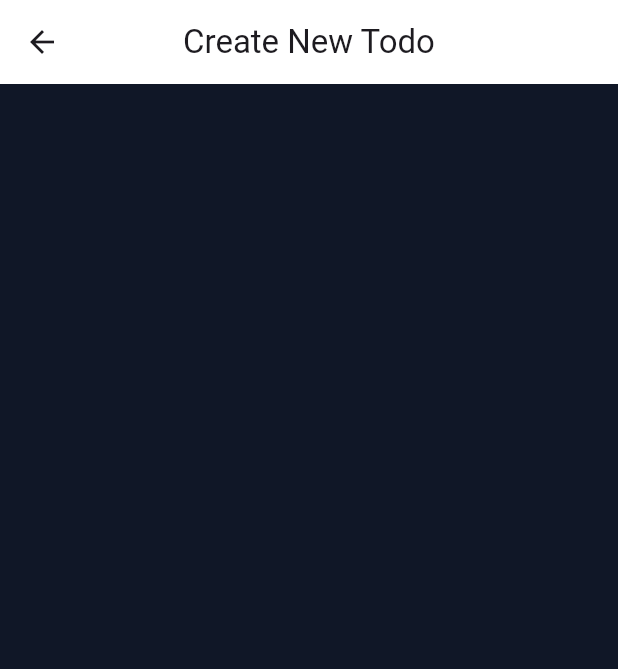
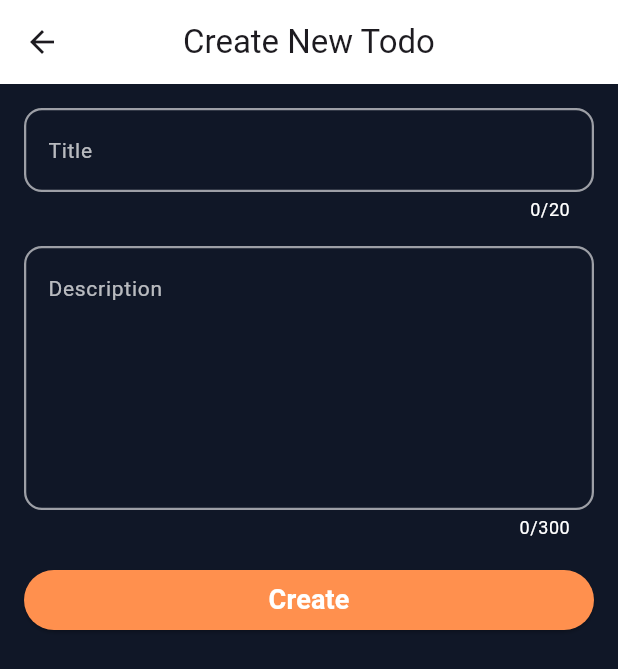
Before and after one commit to sajidrec/flutter_rootx_todo_app, a Flutter app: the screen it shows after launch, after a tap on the "add" icon, on a phone screen of 412 x 824 dp. Shown: the top 669 px of the screen. Run offline on Flutter 3.47's test engine with Material 3 defaults, Android fonts, the phone set to English and light mode, and no system bars; our stand-ins replace get, shimmer_animation.

Commit message:
Build create/update task page UI and integrate with GetX
This commit introduces the UI for creating and updating tasks and integrates it with GetX for navigation and data passing.

Key changes:
- Created `CreateUpdateTaskPage` with a form for title and description.
- Added input fields for title (max 20 chars) and description (max 300 chars, 6 lines).
- Included a dynamic button ("Create" or "Update") based on the action.
- Implemented `TextEditingController` for input fields and `GlobalKey<FormState>` for form management.
- Disposed controllers in `dispose()` method.
- Passed `buttonText` ("Create" or "Update") as an argument via GetX navigation to `CreateUpdateTaskPage`.
- Updated `AppPages` to accept `buttonText` for `CreateUpdateTaskPage`.
- Modified navigation in `HomePage`:
    - Floating Action Button now passes "Create New Todo" as `appbarTitle` and "Create" as `buttonText`.
    - Edit icon button now passes "Update Todo" as `appbarTitle` and "Update" as `buttonText`.
- Enhanced `AppTheme` with custom `InputDecorationTheme` for consistent styling of text form fields, including:
    - Filled background with a subtle dark color.
    - Semi-transparent white hint text.
    - Primary orange label text.
    - Custom border styles for enabled, focused, error, and focused error states.

```diff
--- a/lib/presentation/create_update_task/pages/create_update_task_page.dart
+++ b/lib/presentation/create_update_task/pages/create_update_task_page.dart
@@ -1,21 +1,97 @@
 import 'package:flutter/material.dart';
+import 'package:rootxsoftware_todo_app/theme/app_colors.dart';
 
 class CreateUpdateTaskPage extends StatefulWidget {
-  const CreateUpdateTaskPage({super.key, required this.appbarTitle});
+  const CreateUpdateTaskPage({
+    super.key,
+    required this.appbarTitle,
+    required this.buttonText,
+  });
 
   final String appbarTitle;
+  final String buttonText;
 
   @override
   State<CreateUpdateTaskPage> createState() => _CreateUpdateTaskPageState();
 }
 
 class _CreateUpdateTaskPageState extends State<CreateUpdateTaskPage> {
+  final _formKey = GlobalKey<FormState>();
+  final TextEditingController _titleTEC = TextEditingController();
+  final TextEditingController _descriptionTEC = TextEditingController();
+
+  @override
+  void dispose() {
+    _titleTEC.dispose();
+    _descriptionTEC.dispose();
+    super.dispose();
+  }
+
   @override
   Widget build(BuildContext context) {
     return SafeArea(
       child: Scaffold(
         appBar: AppBar(title: Text(widget.appbarTitle), centerTitle: true),
-        body: SingleChildScrollView(child: Column(children: [])),
+        body: SingleChildScrollView(
+          child: Padding(
+            padding: const EdgeInsets.all(16.0),
+            child: Column(
+              children: [
+                Form(
+                  key: _formKey,
+                  child: Column(
+                    children: [
+                      TextFormField(
+                        style: TextStyle(color: AppColors.primaryWhite),
+                        controller: _titleTEC,
+                        cursorColor: AppColors.primaryWhite,
+                        decoration: InputDecoration(
+                          hintText: "Title",
+                          counterStyle: TextStyle(
+                            color: AppColors.primaryWhite,
+                          ),
+                        ),
+                        maxLength: 20,
+                      ),
+                      const SizedBox(height: 16),
+                      TextFormField(
+                        controller: _descriptionTEC,
+                        style: TextStyle(color: AppColors.primaryWhite),
+                        cursorColor: AppColors.primaryWhite,
+                        decoration: InputDecoration(
+                          hintText: "Description",
+                          counterStyle: TextStyle(
+                            color: AppColors.primaryWhite,
+                          ),
+                        ),
+                        maxLines: 6,
+                        maxLength: 300,
+                      ),
+                      const SizedBox(height: 16),
+                      SizedBox(
+                        width: double.infinity,
+                        child: ElevatedButton(
+                          style: ElevatedButton.styleFrom(
+                            backgroundColor: AppColors.primaryOrange,
+                            foregroundColor: AppColors.primaryWhite,
+                          ),
+                          onPressed: () {},
+                          child: Text(
+                            widget.buttonText,
+                            style: TextStyle(
+                              fontSize: 18,
+                              fontWeight: FontWeight.bold,
+                            ),
+                          ),
+                        ),
+                      ),
+                    ],
+                  ),
+                ),
+              ],
+            ),
+          ),
+        ),
       ),
     );
   }
--- a/lib/presentation/home/pages/home_page.dart
+++ b/lib/presentation/home/pages/home_page.dart
@@ -74,7 +74,15 @@ class HomePage extends StatelessWidget {
             icon: Icon(Icons.delete, color: AppColors.primaryWhite),
           ),
           IconButton(
-            onPressed: () {},
+            onPressed: () {
+              Get.toNamed(
+                AppRoutes.createUpdateRoute,
+                arguments: {
+                  "appbarTitle": "Update Todo",
+                  "buttonText": "Update",
+                },
+              );
+            },
             icon: Icon(Icons.edit, color: AppColors.primaryWhite),
           ),
           IconButton(
@@ -110,7 +118,10 @@ class HomePage extends StatelessWidget {
         onTap: () {
           Get.toNamed(
             AppRoutes.createUpdateRoute,
-            arguments: {"appbarTitle": "Create New Todo"},
+            arguments: {
+              "appbarTitle": "Create New Todo",
+              "buttonText": "Create",
+            },
           );
         },
         child: CircleAvatar(
--- a/lib/routes/app_pages.dart
+++ b/lib/routes/app_pages.dart
@@ -11,7 +11,7 @@ class AppPages {
     GetPage(
       name: AppRoutes.createUpdateRoute,
       page: () =>
-          CreateUpdateTaskPage(appbarTitle: Get.arguments['appbarTitle']),
+          CreateUpdateTaskPage(appbarTitle: Get.arguments['appbarTitle'], buttonText: Get.arguments['buttonText'],),
     ),
   ];
 }
--- a/lib/theme/app_theme.dart
+++ b/lib/theme/app_theme.dart
@@ -6,5 +6,44 @@ class AppTheme {
   static ThemeData getThemeData = ThemeData(
     scaffoldBackgroundColor: AppColors.primaryDark,
     appBarTheme: AppBarTheme(backgroundColor: AppColors.primaryWhite),
+    inputDecorationTheme: InputDecorationTheme(
+      filled: true,
+      fillColor: AppColors.primaryDark.withAlpha(20),
+
+      // subtle dark fill
+      hintStyle: TextStyle(
+        color: AppColors.primaryWhite.withAlpha(180),
+        // semi-transparent white
+        fontSize: 14,
+      ),
+      labelStyle: TextStyle(
+        color: AppColors.primaryOrange,
+        fontWeight: FontWeight.w600,
+      ),
+
+      enabledBorder: OutlineInputBorder(
+        borderRadius: BorderRadius.circular(12),
+        borderSide: BorderSide(
+          color: AppColors.primaryWhite.withAlpha(150),
+          width: 1.5,
+        ),
+      ),
+      focusedBorder: OutlineInputBorder(
+        borderRadius: BorderRadius.circular(12),
+        borderSide: BorderSide(color: AppColors.primaryOrange, width: 2),
+      ),
+      errorBorder: OutlineInputBorder(
+        borderRadius: BorderRadius.circular(12),
+        borderSide: BorderSide(
+          color: AppColors.primaryOrange.withAlpha(200),
+          // using primaryOrange for errors
+          width: 1.5,
+        ),
+      ),
+      focusedErrorBorder: OutlineInputBorder(
+        borderRadius: BorderRadius.circular(12),
+        borderSide: BorderSide(color: AppColors.primaryOrange, width: 2),
+      ),
+    ),
   );
 }
```
